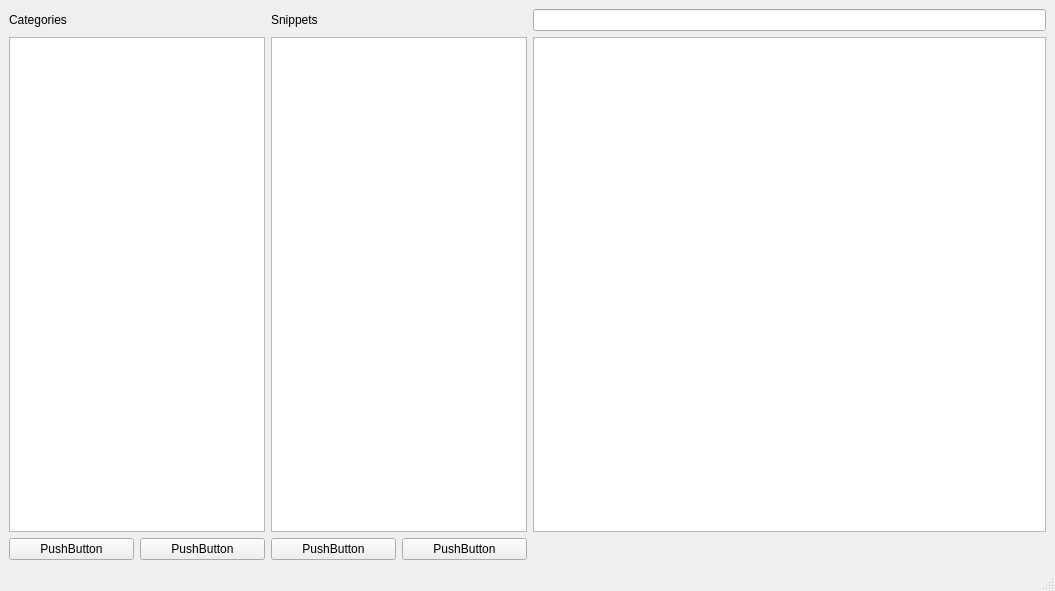
This is mainwindow.ui in plainoldprogrammer/yasm as Qt 5 draws it before an edit. The edited form follows.
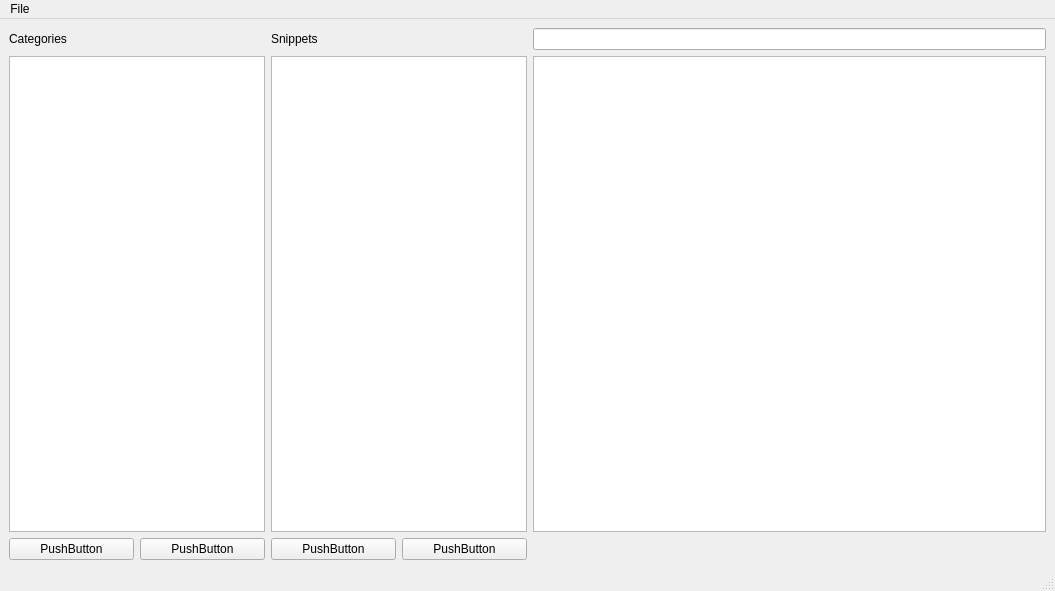
This is the edited form.

Commit message: redefining the menubar using the form designer

```diff
--- a/mainwindow.ui
+++ b/mainwindow.ui
@@ -77,9 +77,16 @@
      <x>0</x>
      <y>0</y>
      <width>1055</width>
-     <height>26</height>
+     <height>22</height>
     </rect>
    </property>
+   <widget class="QMenu" name="menuFile">
+    <property name="title">
+     <string>File</string>
+    </property>
+    <addaction name="actionExit"/>
+   </widget>
+   <addaction name="menuFile"/>
   </widget>
   <widget class="QStatusBar" name="statusbar"/>
  </widget>
```
Left out of the diff: 10 changed lines with no effect on the pictures. The commit also changes 3 other files.
